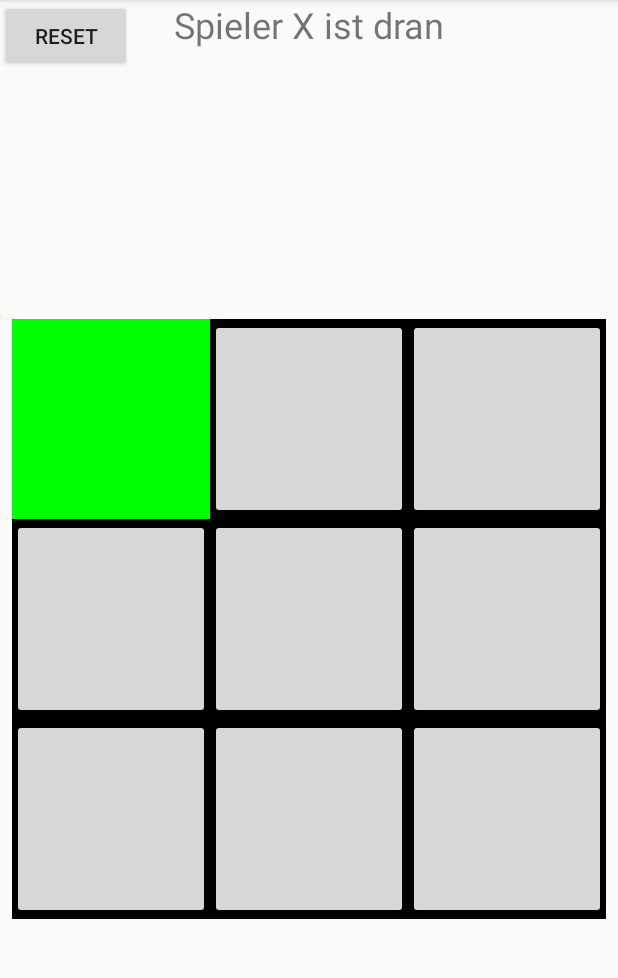
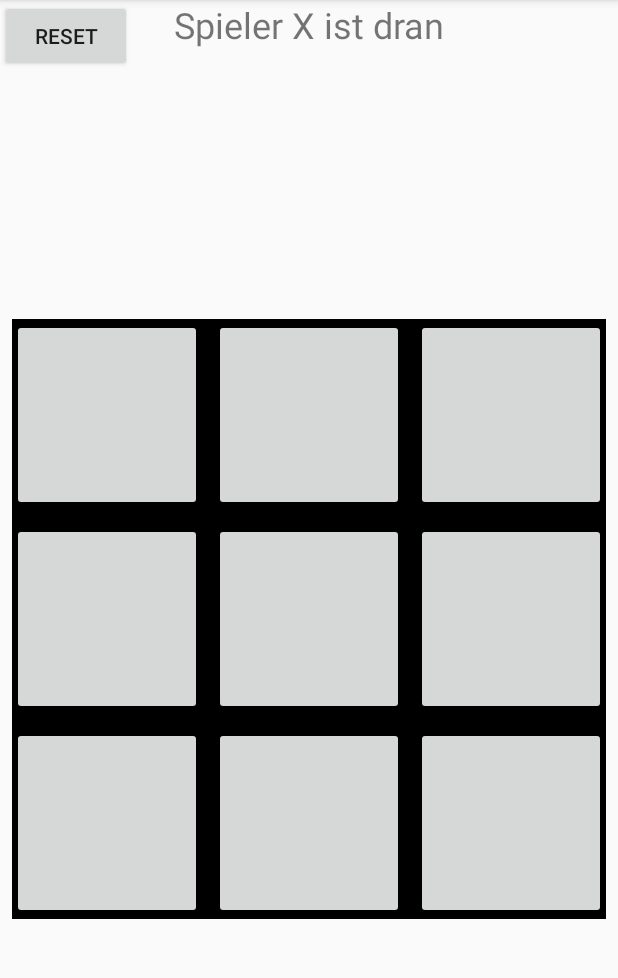
Before and after one commit to Vinniento/TicTacToe, an Android app: the screen it shows after launch (MainActivity), after a tap on "RESET", on a phone screen of 412 x 824 dp, the part 84-1062 px from its top. Run offline under Robolectric (Android 15) with nearby library versions, the phone set to English and light mode, and no system bars; 2 other taps on this screen came first.

Commit message:
no message

```diff
--- a/app/src/main/java/com/example/tictactoe/MainActivity.kt
+++ b/app/src/main/java/com/example/tictactoe/MainActivity.kt
@@ -17,10 +17,11 @@ class MainActivity : AppCompatActivity() {
         super.onCreate(savedInstanceState)
         setContentView(R.layout.activity_main)
 
-        fun setStatusText () {statustext.text = "Spieler ${setSymbol()} ist dran"}
+        fun setStatusText() {
+            statustext.text = "Spieler ${setSymbol()} ist dran"
+        }
 
-
-
+        val originalColor = field0.background
         val allFields = arrayListOf<TextView>(
             field0,
             field1,
@@ -32,24 +33,23 @@ class MainActivity : AppCompatActivity() {
             field7,
             field8
         )
-        allFields.forEach {
-                field ->
+        allFields.forEach { field ->
             field.setOnClickListener {
                 if (field.text.isEmpty()) {
                     field.text = setSymbol().capitalize()
-                            if(field.text =="X")
+                    if (field.text == "X")
                         field.setBackgroundColor(Color.GREEN)
                     else
                         field.setBackgroundColor(Color.BLUE)
 
 
-                            if(hasWon()) {
+                    if (hasWon()) {
                         Toast.makeText(
                             this,
                             "winner is player ${setSymbol()} after ${count + 1} rounds",
                             Toast.LENGTH_LONG
                         ).show()
-                                allFields.forEach { field -> field.isClickable=false }
+                        allFields.forEach { field -> field.isClickable = false }
                     }
                     count++
                     setStatusText()
@@ -59,10 +59,14 @@ class MainActivity : AppCompatActivity() {
         }
 
         reset.setOnClickListener {
-            allFields.forEach{field -> field.text = ""}
+            allFields.forEach { field -> field.text = "" }
             count = 0
             setStatusText()
-            allFields.forEach { field -> field.isClickable=true }
+            for (field in allFields) {
+                field.isClickable = true
+                field.background = originalColor
+            }
+
         }
 
     }
--- a/app/src/main/res/layout/activity_main.xml
+++ b/app/src/main/res/layout/activity_main.xml
@@ -46,6 +46,8 @@
                 android:id="@+id/field1"
                 android:layout_width="wrap_content"
                 android:layout_height="match_parent"
+                android:layout_marginLeft="8sp"
+                android:layout_marginRight="8sp"
                 android:layout_weight="1"
                 android:textSize="30sp" />
 
@@ -66,6 +68,8 @@
                 android:id="@+id/field3"
                 android:layout_width="wrap_content"
                 android:layout_height="match_parent"
+                android:layout_marginTop="8sp"
+                android:layout_marginBottom="8sp"
                 android:layout_weight="1"
                 android:textSize="30sp" />
 
@@ -73,6 +77,10 @@
                 android:id="@+id/field4"
                 android:layout_width="wrap_content"
                 android:layout_height="match_parent"
+                android:layout_marginLeft="8sp"
+                android:layout_marginTop="8sp"
+                android:layout_marginRight="8sp"
+                android:layout_marginBottom="8sp"
                 android:layout_weight="1"
                 android:textSize="30sp" />
 
@@ -80,6 +88,8 @@
                 android:id="@+id/field5"
                 android:layout_width="wrap_content"
                 android:layout_height="match_parent"
+                android:layout_marginTop="8sp"
+                android:layout_marginBottom="8sp"
                 android:layout_weight="1"
                 android:textSize="30sp" />
         </TableRow>
@@ -100,6 +110,8 @@
                 android:id="@+id/field7"
                 android:layout_width="wrap_content"
                 android:layout_height="match_parent"
+                android:layout_marginLeft="8sp"
+                android:layout_marginRight="8sp"
                 android:layout_weight="1"
                 android:textSize="30sp" />
 
--- a/app/src/main/res/values/colors.xml
+++ b/app/src/main/res/values/colors.xml
@@ -5,4 +5,5 @@
     <color name="colorAccent">#03DAC5</color>
     <color name="knotsBackground">@android:color/holo_green_light</color>
     <color name="crossesBackground">@android:color/darker_gray</color>
+
 </resources>
```
Lines whose indentation alone changed are shown as unchanged.
